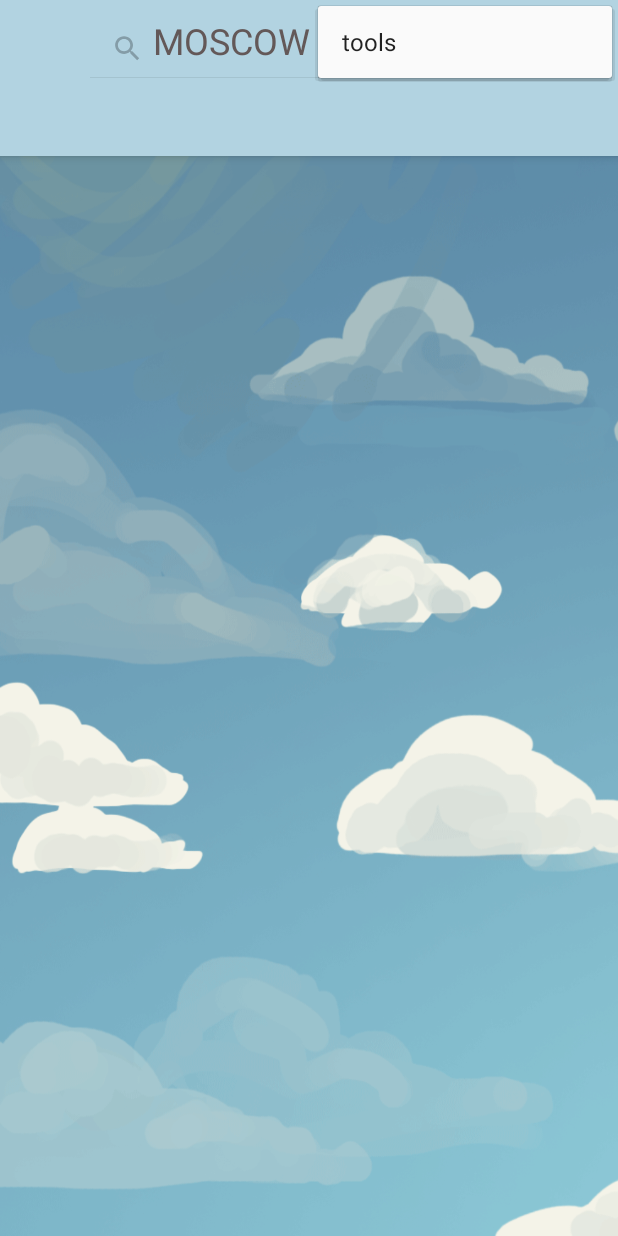
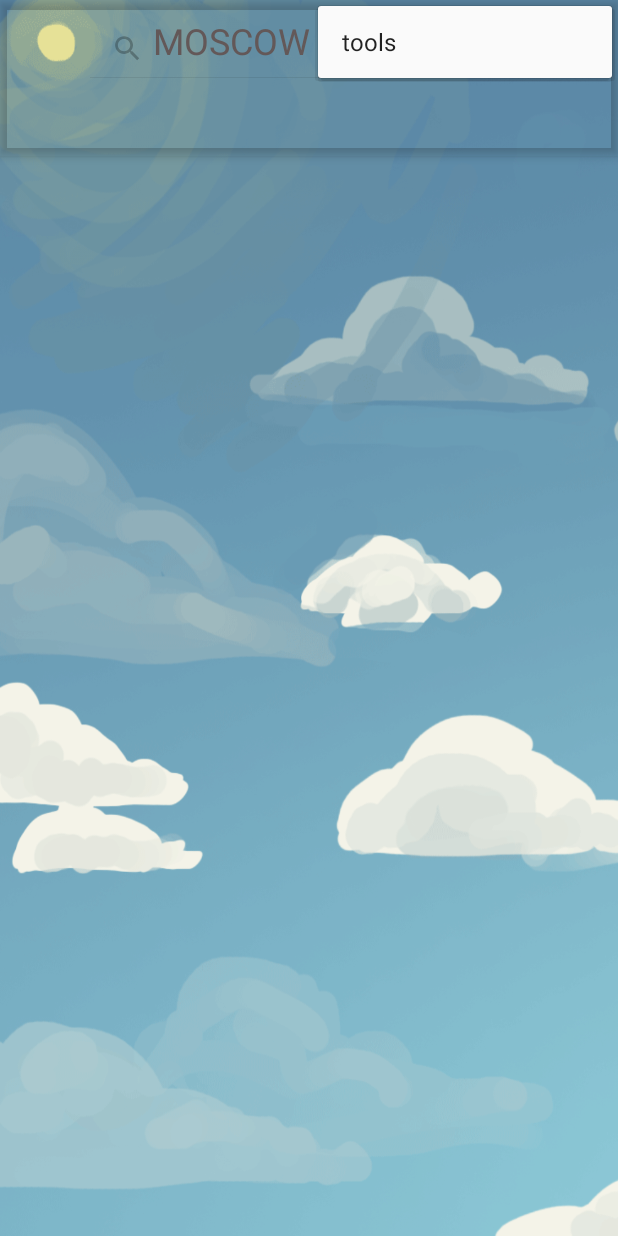
Before and after one commit to maxdexter84/LiteWeather, an Android app: the screen it shows after launch (MainActivity), with the options menu open, on a phone screen of 412 x 824 dp. Run offline under Robolectric (Android 15) with nearby library versions, the phone set to English and light mode, and no system bars.

Commit message:
косметические изменения по дизвйну

```diff
--- a/app/src/main/res/layout/activity_main.xml
+++ b/app/src/main/res/layout/activity_main.xml
@@ -12,7 +12,7 @@
         android:id="@+id/appBarLayout"
         android:layout_width="match_parent"
         android:layout_height="wrap_content"
-        android:background="@color/myColorPrimaryTransparent"
+        android:background="@color/myColor"
         app:layout_constraintEnd_toEndOf="parent"
         app:layout_constraintStart_toStartOf="parent"
         app:layout_constraintTop_toTopOf="parent">
--- a/app/src/main/res/values/colors.xml
+++ b/app/src/main/res/values/colors.xml
@@ -15,7 +15,8 @@
 <color name="black">#635858</color>
 
 
-    <color name="myColorPrimaryDarkTransparent">#33219BC3</color>
+    <color name="myColorPrimaryDarkTransparent">#A1219BC3</color>
     <color name="myColorPrimaryTransparent">#B2D3E1</color>
-    <color name="myColorAccentTransparent">#CCF2CFDA</color>
+    <color name="myColorAccentTransparent">#F2CFDA</color>
+    <color name="myColor">#00000000</color>
 </resources>
```
